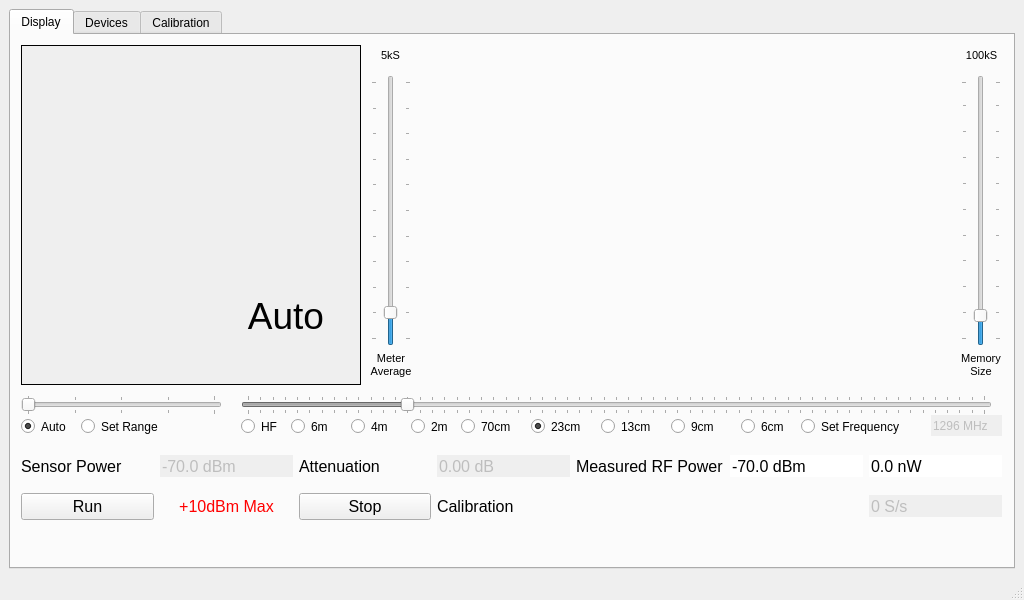
Qt form powerMeter.ui (g4ixt/RFPowerMeter) before a commit.
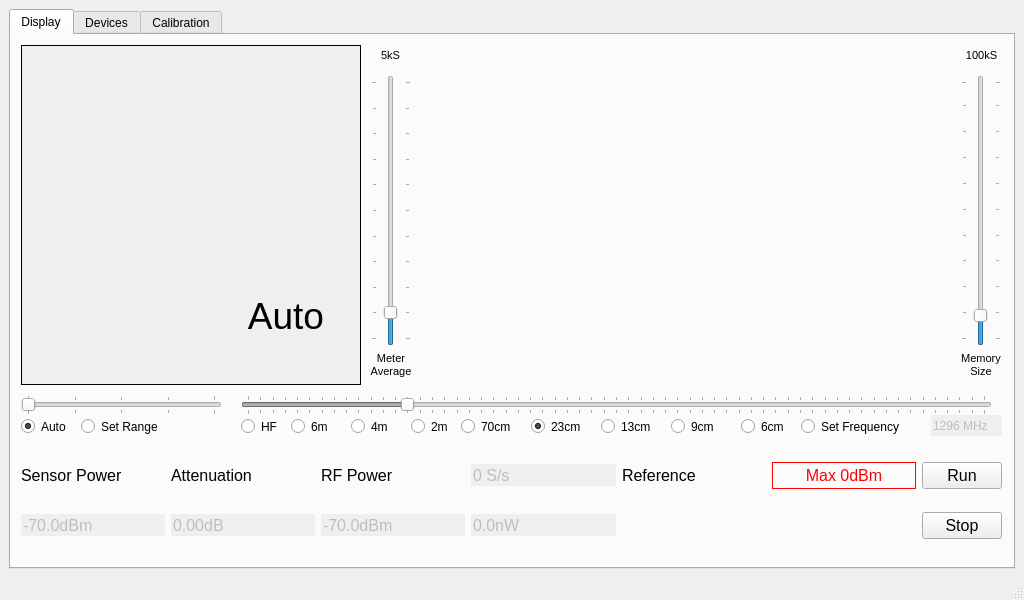
The same form after that commit. The open tabs and pages were chosen to show the change. Custom widgets are drawn as their Qt base class.

```diff
--- a/powerMeter.ui
+++ b/powerMeter.ui
@@ -347,12 +347,12 @@
           <x>10</x>
           <y>410</y>
           <width>981</width>
-          <height>87</height>
+          <height>111</height>
          </rect>
         </property>
         <layout class="QGridLayout" name="measurements">
-         <item row="0" column="3">
-          <widget class="QDoubleSpinBox" name="totalLoss">
+         <item row="1" column="5">
+          <widget class="QLabel" name="spiNoise">
            <property name="enabled">
             <bool>false</bool>
            </property>
@@ -364,100 +364,25 @@
            <property name="autoFillBackground">
             <bool>false</bool>
            </property>
-           <property name="frame">
-            <bool>false</bool>
+           <property name="styleSheet">
+            <string notr="true">color: rgb(255, 0, 0);</string>
            </property>
-           <property name="alignment">
-            <set>Qt::AlignLeading|Qt::AlignLeft|Qt::AlignVCenter</set>
-           </property>
-           <property name="buttonSymbols">
-            <enum>QAbstractSpinBox::NoButtons</enum>
-           </property>
-           <property name="suffix">
-            <string> dB</string>
-           </property>
-           <property name="decimals">
-            <number>2</number>
-           </property>
-           <property name="minimum">
-            <double>-120.000000000000000</double>
-           </property>
-           <property name="maximum">
-            <double>120.000000000000000</double>
-           </property>
-           <property name="singleStep">
-            <double>0.010000000000000</double>
-           </property>
-          </widget>
-         </item>
-         <item row="1" column="2">
-          <widget class="QPushButton" name="stopButton">
-           <property name="font">
-            <font>
-             <pointsize>12</pointsize>
-            </font>
-           </property>
            <property name="text">
-            <string>Stop</string>
+            <string/>
            </property>
-          </widget>
-         </item>
-         <item row="0" column="5">
-          <widget class="QDoubleSpinBox" name="inputPower">
-           <property name="enabled">
-            <bool>true</bool>
-           </property>
-           <property name="font">
-            <font>
-             <pointsize>12</pointsize>
-            </font>
-           </property>
-           <property name="frame">
-            <bool>false</bool>
-           </property>
            <property name="alignment">
             <set>Qt::AlignLeading|Qt::AlignLeft|Qt::AlignVCenter</set>
            </property>
-           <property name="readOnly">
-            <bool>true</bool>
-           </property>
-           <property name="buttonSymbols">
-            <enum>QAbstractSpinBox::NoButtons</enum>
-           </property>
-           <property name="suffix">
-            <string> dBm</string>
-           </property>
-           <property name="decimals">
-            <number>1</number>
-           </property>
-           <property name="minimum">
-            <double>-70.000000000000000</double>
-           </property>
-           <property name="maximum">
-            <double>63.000000000000000</double>
-           </property>
-           <property name="singleStep">
-            <double>0.010000000000000</double>
-           </property>
-           <property name="value">
-            <double>-70.000000000000000</double>
-           </property>
           </widget>
          </item>
-         <item row="1" column="0">
-          <widget class="QPushButton" name="runButton">
-           <property name="font">
-            <font>
-             <pointsize>12</pointsize>
-            </font>
-           </property>
-           <property name="text">
-            <string>Run</string>
-           </property>
-          </widget>
-         </item>
-         <item row="0" column="2">
+         <item row="0" column="1">
           <widget class="QLabel" name="label_10">
+           <property name="sizePolicy">
+            <sizepolicy hsizetype="Minimum" vsizetype="Preferred">
+             <horstretch>0</horstretch>
+             <verstretch>0</verstretch>
+            </sizepolicy>
+           </property>
            <property name="font">
             <font>
              <pointsize>12</pointsize>
@@ -469,20 +394,8 @@
            <property name="alignment">
             <set>Qt::AlignLeading|Qt::AlignLeft|Qt::AlignVCenter</set>
            </property>
-          </widget>
-         </item>
-         <item row="0" column="4">
-          <widget class="QLabel" name="label_12">
-           <property name="font">
-            <font>
-             <pointsize>12</pointsize>
-            </font>
-           </property>
-           <property name="text">
-            <string>Measured RF Power</string>
-           </property>
-           <property name="alignment">
-            <set>Qt::AlignLeading|Qt::AlignLeft|Qt::AlignVCenter</set>
+           <property name="wordWrap">
+            <bool>false</bool>
            </property>
           </widget>
          </item>
@@ -502,9 +415,96 @@
           </widget>
          </item>
          <item row="0" column="6">
+          <widget class="QPushButton" name="runButton">
+           <property name="sizePolicy">
+            <sizepolicy hsizetype="Maximum" vsizetype="Fixed">
+             <horstretch>0</horstretch>
+             <verstretch>0</verstretch>
+            </sizepolicy>
+           </property>
+           <property name="font">
+            <font>
+             <pointsize>12</pointsize>
+            </font>
+           </property>
+           <property name="text">
+            <string>Run</string>
+           </property>
+           <property name="iconSize">
+            <size>
+             <width>10</width>
+             <height>16</height>
+            </size>
+           </property>
+          </widget>
+         </item>
+         <item row="0" column="4">
+          <widget class="QLabel" name="label_14">
+           <property name="font">
+            <font>
+             <pointsize>12</pointsize>
+            </font>
+           </property>
+           <property name="text">
+            <string>Reference</string>
+           </property>
+           <property name="alignment">
+            <set>Qt::AlignLeading|Qt::AlignLeft|Qt::AlignVCenter</set>
+           </property>
+          </widget>
+         </item>
+         <item row="0" column="2">
+          <widget class="QLabel" name="label_12">
+           <property name="font">
+            <font>
+             <pointsize>12</pointsize>
+            </font>
+           </property>
+           <property name="text">
+            <string>RF Power</string>
+           </property>
+           <property name="alignment">
+            <set>Qt::AlignLeading|Qt::AlignLeft|Qt::AlignVCenter</set>
+           </property>
+           <property name="wordWrap">
+            <bool>true</bool>
+           </property>
+          </widget>
+         </item>
+         <item row="0" column="3">
+          <widget class="QDoubleSpinBox" name="measurementRate">
+           <property name="enabled">
+            <bool>false</bool>
+           </property>
+           <property name="font">
+            <font>
+             <pointsize>12</pointsize>
+            </font>
+           </property>
+           <property name="frame">
+            <bool>false</bool>
+           </property>
+           <property name="alignment">
+            <set>Qt::AlignLeading|Qt::AlignLeft|Qt::AlignVCenter</set>
+           </property>
+           <property name="buttonSymbols">
+            <enum>QAbstractSpinBox::NoButtons</enum>
+           </property>
+           <property name="suffix">
+            <string> S/s</string>
+           </property>
+           <property name="decimals">
+            <number>0</number>
+           </property>
+           <property name="maximum">
+            <double>10000.000000000000000</double>
+           </property>
+          </widget>
+         </item>
+         <item row="1" column="3">
           <widget class="QDoubleSpinBox" name="powerWatts">
            <property name="enabled">
-            <bool>true</bool>
+            <bool>false</bool>
            </property>
            <property name="font">
             <font>
@@ -524,7 +524,7 @@
             <enum>QAbstractSpinBox::NoButtons</enum>
            </property>
            <property name="suffix">
-            <string> nW</string>
+            <string>nW</string>
            </property>
            <property name="decimals">
             <number>1</number>
@@ -543,8 +543,50 @@
            </property>
           </widget>
          </item>
-         <item row="1" column="1">
+         <item row="1" column="6">
+          <widget class="QPushButton" name="stopButton">
+           <property name="sizePolicy">
+            <sizepolicy hsizetype="Maximum" vsizetype="Fixed">
+             <horstretch>0</horstretch>
+             <verstretch>0</verstretch>
+            </sizepolicy>
+           </property>
+           <property name="font">
+            <font>
+             <pointsize>12</pointsize>
+            </font>
+           </property>
+           <property name="text">
+            <string>Stop</string>
+           </property>
+           <property name="iconSize">
+            <size>
+             <width>10</width>
+             <height>16</height>
+            </size>
+           </property>
+          </widget>
+         </item>
+         <item row="0" column="5">
           <widget class="QLabel" name="warning">
+           <property name="sizePolicy">
+            <sizepolicy hsizetype="Minimum" vsizetype="Preferred">
+             <horstretch>0</horstretch>
+             <verstretch>0</verstretch>
+            </sizepolicy>
+           </property>
+           <property name="minimumSize">
+            <size>
+             <width>0</width>
+             <height>0</height>
+            </size>
+           </property>
+           <property name="baseSize">
+            <size>
+             <width>10</width>
+             <height>0</height>
+            </size>
+           </property>
            <property name="font">
             <font>
              <pointsize>12</pointsize>
@@ -553,30 +595,60 @@
            <property name="styleSheet">
             <string notr="true">color: rgb(255, 0, 0);</string>
            </property>
+           <property name="frameShape">
+            <enum>QFrame::Box</enum>
+           </property>
            <property name="text">
-            <string>+10dBm Max</string>
+            <string>Max 0dBm</string>
            </property>
            <property name="alignment">
             <set>Qt::AlignCenter</set>
            </property>
           </widget>
          </item>
-         <item row="1" column="3">
-          <widget class="QLabel" name="label_14">
+         <item row="1" column="2">
+          <widget class="QDoubleSpinBox" name="inputPower">
+           <property name="enabled">
+            <bool>false</bool>
+           </property>
            <property name="font">
             <font>
              <pointsize>12</pointsize>
             </font>
            </property>
-           <property name="text">
-            <string>Calibration</string>
+           <property name="frame">
+            <bool>false</bool>
            </property>
            <property name="alignment">
             <set>Qt::AlignLeading|Qt::AlignLeft|Qt::AlignVCenter</set>
            </property>
+           <property name="readOnly">
+            <bool>true</bool>
+           </property>
+           <property name="buttonSymbols">
+            <enum>QAbstractSpinBox::NoButtons</enum>
+           </property>
+           <property name="suffix">
+            <string>dBm</string>
+           </property>
+           <property name="decimals">
+            <number>1</number>
+           </property>
+           <property name="minimum">
+            <double>-70.000000000000000</double>
+           </property>
+           <property name="maximum">
+            <double>63.000000000000000</double>
+           </property>
+           <property name="singleStep">
+            <double>0.010000000000000</double>
+           </property>
+           <property name="value">
+            <double>-70.000000000000000</double>
+           </property>
           </widget>
          </item>
-         <item row="0" column="1">
+         <item row="1" column="0">
           <widget class="QDoubleSpinBox" name="sensorPower">
            <property name="enabled">
             <bool>false</bool>
@@ -599,7 +671,7 @@
             <enum>QAbstractSpinBox::NoButtons</enum>
            </property>
            <property name="suffix">
-            <string> dBm</string>
+            <string>dBm</string>
            </property>
            <property name="decimals">
             <number>1</number>
@@ -618,8 +690,50 @@
            </property>
           </widget>
          </item>
+         <item row="1" column="1">
+          <widget class="QDoubleSpinBox" name="totalLoss">
+           <property name="enabled">
+            <bool>false</bool>
+           </property>
+           <property name="font">
+            <font>
+             <pointsize>12</pointsize>
+            </font>
+           </property>
+           <property name="autoFillBackground">
+            <bool>false</bool>
+           </property>
+           <property name="frame">
+            <bool>false</bool>
+           </property>
+           <property name="alignment">
+            <set>Qt::AlignLeading|Qt::AlignLeft|Qt::AlignVCenter</set>
+           </property>
+           <property name="buttonSymbols">
+            <enum>QAbstractSpinBox::NoButtons</enum>
+           </property>
+           <property name="suffix">
+            <string>dB</string>
+           </property>
+           <property name="decimals">
+            <number>2</number>
+           </property>
+           <property name="minimum">
+            <double>-120.000000000000000</double>
+           </property>
+           <property name="maximum">
+            <double>120.000000000000000</double>
+           </property>
+           <property name="singleStep">
+            <double>0.010000000000000</double>
+           </property>
+          </widget>
+         </item>
          <item row="1" column="4">
           <widget class="QLabel" name="calQualLabel">
+           <property name="enabled">
+            <bool>false</bool>
+           </property>
            <property name="font">
             <font>
              <family>Sans Serif</family>
@@ -643,57 +757,6 @@
            </property>
           </widget>
          </item>
-         <item row="1" column="5">
-          <widget class="QLabel" name="spiNoise">
-           <property name="font">
-            <font>
-             <pointsize>12</pointsize>
-            </font>
-           </property>
-           <property name="autoFillBackground">
-            <bool>false</bool>
-           </property>
-           <property name="styleSheet">
-            <string notr="true">color: rgb(255, 0, 0);</string>
-           </property>
-           <property name="text">
-            <string/>
-           </property>
-           <property name="alignment">
-            <set>Qt::AlignLeading|Qt::AlignLeft|Qt::AlignVCenter</set>
-           </property>
-          </widget>
-         </item>
-         <item row="1" column="6">
-          <widget class="QDoubleSpinBox" name="measurementRate">
-           <property name="enabled">
-            <bool>false</bool>
-           </property>
-           <property name="font">
-            <font>
-             <pointsize>12</pointsize>
-            </font>
-           </property>
-           <property name="frame">
-            <bool>false</bool>
-           </property>
-           <property name="alignment">
-            <set>Qt::AlignLeading|Qt::AlignLeft|Qt::AlignVCenter</set>
-           </property>
-           <property name="buttonSymbols">
-            <enum>QAbstractSpinBox::NoButtons</enum>
-           </property>
-           <property name="suffix">
-            <string> S/s</string>
-           </property>
-           <property name="decimals">
-            <number>0</number>
-           </property>
-           <property name="maximum">
-            <double>10000.000000000000000</double>
-           </property>
-          </widget>
-         </item>
         </layout>
        </widget>
        <widget class="QSpinBox" name="freqBox">
```
Left out of the diff: 202 changed lines with no effect on the pictures.
